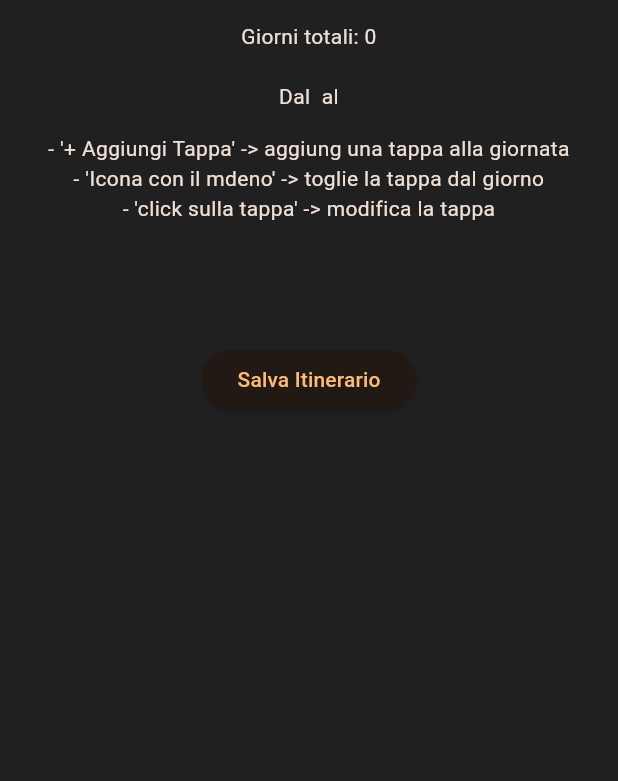
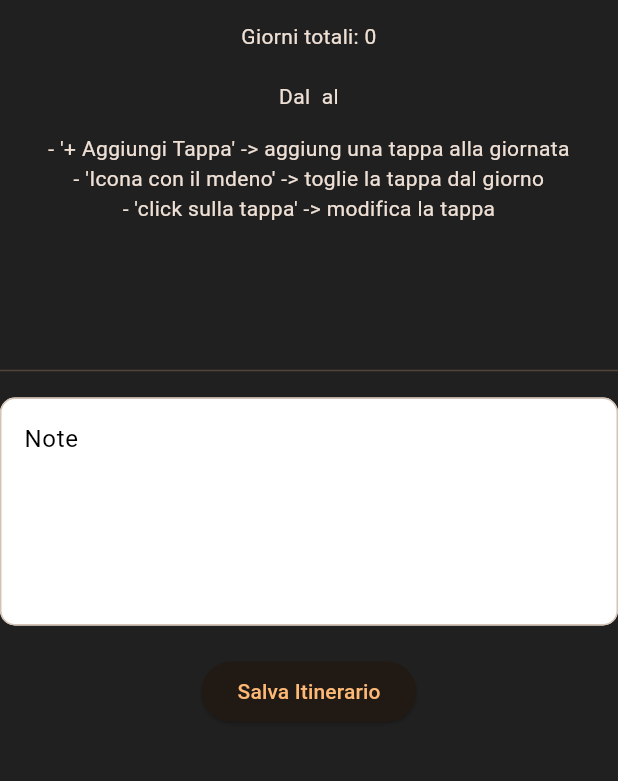
Before and after one commit to IsD4n73/iTravel-Plan, a Flutter app: the TravelDetailsPage screen opened directly with empty values, after a tap on "Modfica itinerario", on a phone screen of 412 x 824 dp, the part 63-844 px from its top. Run offline on Flutter 3.47's test engine with Material 3 defaults, Android fonts, the phone set to English and light mode, and no system bars; our stand-ins replace bot_toast, hive, syncfusion_flutter_datepicker, timelines_plus; accounts and stored records are empty.

Commit message:
added notes

```diff
--- a/lib/models/travel_model.dart
+++ b/lib/models/travel_model.dart
@@ -3,7 +3,7 @@ import 'package:itravel/models/travel_day.dart';
 /*
 {
 	"travelTitle": "",
-        "travelText": "",
+   "travelText": "",
 	"travelStartDate": "",
 	"travelEndDate": "",
 	"travelDaysNumber": 2,
@@ -31,7 +31,7 @@ class TravelModel {
     required this.travelCode,
     required this.travelDaysNumber,
     required this.travelDays,
-    this.travelText = null,
+    this.travelText,
   });
 
   final String? travelTitle;
@@ -63,7 +63,7 @@ class TravelModel {
         "travelEndDate": travelEndDate,
         "travelCode": travelCode,
         "travelDaysNumber": travelDaysNumber,
-	"travelText": travelText,
+        "travelText": travelText,
         "travelDays": travelDays.map((x) => x.toJson()).toList(),
       };
 
--- a/lib/pages/insert_days.dart
+++ b/lib/pages/insert_days.dart
@@ -16,11 +16,13 @@ import 'insert_day_details.dart';
 class InsertDaysPage extends StatefulWidget {
   final int travelDays;
   final String startDate, endDate, travelTitle;
+  final String? notes;
   final Map<int, List<TravelPoint>>? editPoint;
 
   const InsertDaysPage({
     super.key,
     this.editPoint,
+    this.notes,
     required this.travelDays,
     required this.startDate,
     required this.travelTitle,
@@ -33,6 +35,7 @@ class InsertDaysPage extends StatefulWidget {
 
 class _InsertDaysPageState extends State<InsertDaysPage> {
   Map<int, List<TravelPoint>> points = {};
+  TextEditingController notesController = TextEditingController();
 
   @override
   void initState() {
@@ -44,6 +47,10 @@ class _InsertDaysPageState extends State<InsertDaysPage> {
       for (int d = 0; d < widget.travelDays; d++) {
         points[d + 1] = [];
       }
+    }
+
+    if (widget.notes != null) {
+      notesController.text = widget.notes!;
     }
     super.initState();
   }
@@ -150,6 +157,24 @@ class _InsertDaysPageState extends State<InsertDaysPage> {
                   ),
                 ),
               ),
+              const SizedBox(height: 10),
+              const Divider(),
+              const SizedBox(height: 10),
+              TextField(
+                controller: notesController,
+                maxLines: 5,
+                style: const TextStyle(color: Colors.black),
+                decoration: InputDecoration(
+                  border: OutlineInputBorder(
+                    borderRadius: BorderRadius.circular(10),
+                  ),
+                  filled: true,
+                  hintStyle: const TextStyle(color: Colors.black),
+                  hintText: "Note",
+                  fillColor: Colors.white,
+                ),
+              ),
+              const SizedBox(height: 20),
               ElevatedButton(
                 onPressed: () async {
                   var canc = BotToast.showLoading();
@@ -176,6 +201,9 @@ class _InsertDaysPageState extends State<InsertDaysPage> {
                     travelTitle: widget.travelTitle,
                     travelStartDate: widget.startDate,
                     travelEndDate: widget.endDate,
+                    travelText: notesController.text.isEmpty
+                        ? null
+                        : notesController.text,
                     travelCode: null,
                     travelDaysNumber: widget.travelDays,
                     travelDays: days,
--- a/lib/pages/travel_detals.dart
+++ b/lib/pages/travel_detals.dart
@@ -24,7 +24,8 @@ class TravelDetailsPage extends StatefulWidget {
 class _TravelDetailsPageState extends State<TravelDetailsPage> {
   @override
   Widget build(BuildContext context) {
-    return Scaffold(
+    return SelectionArea(
+      child: Scaffold(
         appBar: AppBar(
           title: const Text("iTravel"),
           centerTitle: true,
@@ -101,7 +102,8 @@ class _TravelDetailsPageState extends State<TravelDetailsPage> {
                                   color: Colors.orange,
                                 ),
                                 builder: TimelineTileBuilder.connected(
-                                connectionDirection: ConnectionDirection.before,
+                                  connectionDirection:
+                                      ConnectionDirection.before,
                                   indicatorBuilder: (_, index) =>
                                       Indicator.outlined(borderWidth: 2),
                                   connectorBuilder: (_, index, ___) =>
@@ -171,7 +173,47 @@ class _TravelDetailsPageState extends State<TravelDetailsPage> {
                       indicatorBuilder: (_, index) {
                         return const DotIndicator();
                       },
-                    connectorBuilder: (_, index, ___) => Connector.solidLine(),
+                      connectorBuilder: (_, index, ___) =>
+                          Connector.solidLine(),
+                    ),
+                  ),
+                  const SizedBox(height: 20),
+                  const Divider(),
+                  const SizedBox(height: 20),
+                  SizedBox(
+                    width: MediaQuery.of(context).size.width,
+                    child: Card(
+                      shape: const Border(
+                        left: BorderSide(
+                          color: Colors.orange,
+                          width: 8,
+                        ),
+                      ),
+                      color: Colors.white,
+                      child: Padding(
+                        padding: const EdgeInsets.all(15),
+                        child: Column(
+                          children: [
+                            const Text(
+                              "Note",
+                              style: TextStyle(
+                                color: Colors.orange,
+                                fontSize: 20,
+                                fontWeight: FontWeight.bold,
+                              ),
+                            ),
+                            const SizedBox(height: 10),
+                            Text(
+                              widget.travel.travelText ??
+                                  "Nessuna nota presente",
+                              textAlign: TextAlign.center,
+                              style: const TextStyle(
+                                color: Colors.black,
+                              ),
+                            ),
+                          ],
+                        ),
+                      ),
                     ),
                   ),
                   const SizedBox(height: 25),
@@ -193,6 +235,7 @@ class _TravelDetailsPageState extends State<TravelDetailsPage> {
                             MaterialPageRoute(
                               builder: (context) => InsertDaysPage(
                                 editPoint: points,
+                                notes: widget.travel.travelText,
                                 travelDays: widget.travel.travelDaysNumber ?? 0,
                                 startDate: widget.travel.travelStartDate ?? "",
                                 travelTitle: widget.travel.travelTitle ?? "",
@@ -212,7 +255,8 @@ class _TravelDetailsPageState extends State<TravelDetailsPage> {
                                   padding: const EdgeInsets.all(20),
                                   child: Card(
                                     child: Column(
-                                    mainAxisAlignment: MainAxisAlignment.center,
+                                      mainAxisAlignment:
+                                          MainAxisAlignment.center,
                                       mainAxisSize: MainAxisSize.min,
                                       children: [
                                         const SizedBox(height: 10),
@@ -247,8 +291,8 @@ class _TravelDetailsPageState extends State<TravelDetailsPage> {
                                                 child: OutlinedButton(
                                                   onPressed: () {
                                                     GlobalInstance.appDB.delete(
-                                                      widget
-                                                          .travel.travelTitle);
+                                                        widget.travel
+                                                            .travelTitle);
                                                     Navigator.popUntil(
                                                       context,
                                                       (route) => route.isFirst,
@@ -287,6 +331,7 @@ class _TravelDetailsPageState extends State<TravelDetailsPage> {
             ),
           ),
         ),
+      ),
     );
   }
 }
```
Lines whose indentation alone changed are shown as unchanged.
